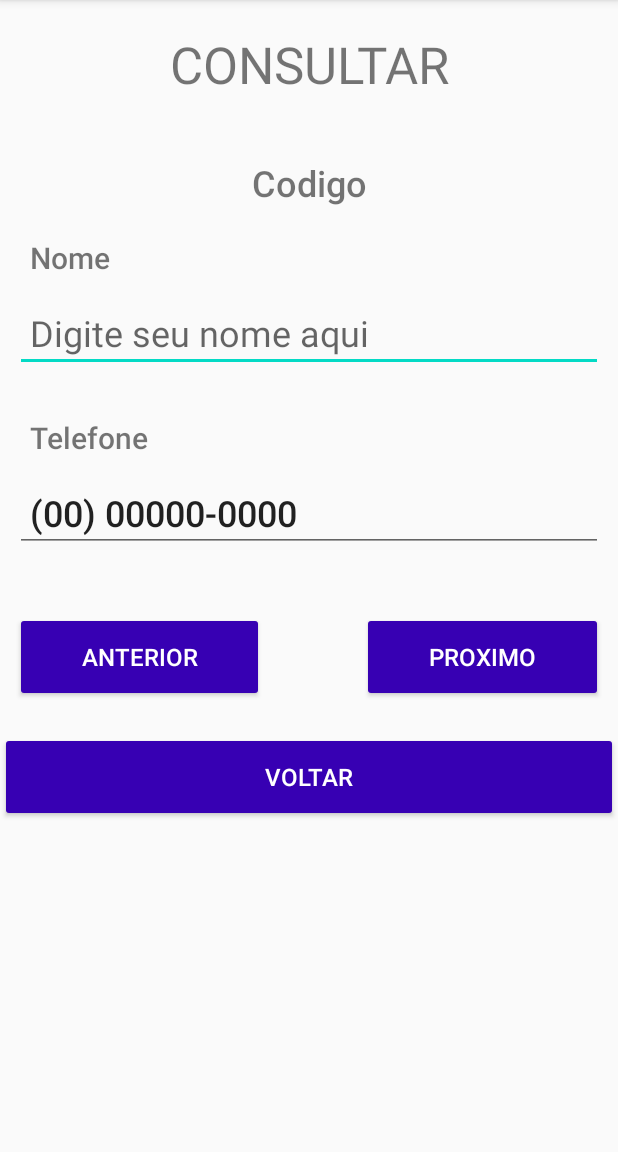
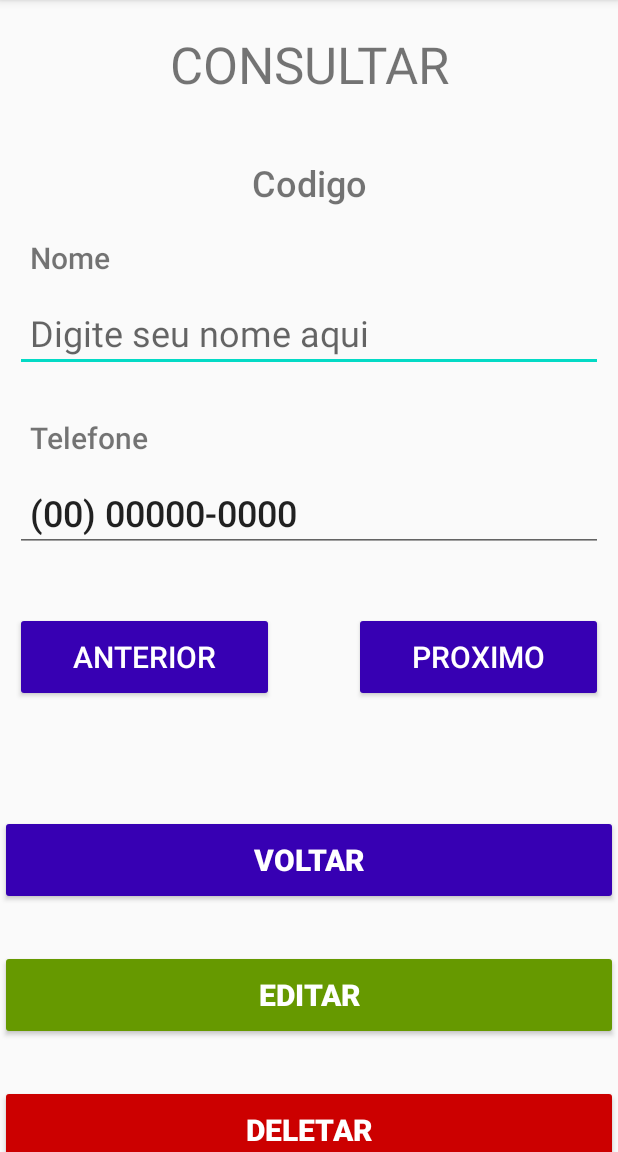
Before and after one commit to CarlosEduardoCampos/Android_App_Agenda, an Android app: the screen it shows after launch (TelaConsulta), after a tap on "CONSULTAR", on a phone screen of 412 x 824 dp, the part 84-1236 px from its top. Run offline under Robolectric (Android 15) with nearby library versions, the phone set to English and light mode, and no system bars.

Commit message:
Termina de criar o CRUD

```diff
--- a/Agenda001/app/src/main/java/com/example/agenda/Contatos.java
+++ b/Agenda001/app/src/main/java/com/example/agenda/Contatos.java
@@ -1,18 +1,37 @@
 package com.example.agenda;
 
 import android.app.Activity;
+import android.content.ContentValues;
 import android.database.Cursor;
 import android.widget.Toast;
 
 public class Contatos {
-    protected String nome;
-    protected String telefone;
-    private Activity act = null;
-    private BancoDados db;
+    // Titulo e nomes das colunas da tabela
+    private final String TITULO_TABELA = "contatos";
+    private final String COLUNA_ID = "id";
+    private final String COLUNA_NOME = "nome";
+    private final String COLUNA_FONE = "fone";
 
+    // Variaveis
+    private Integer id;// Indentificador(unico)
+    protected String nome = "";// nome do contato
+    protected String telefone = "";// telefone do contato
+    private Activity act = null;// tela onde a classe foi chamada
+    private BancoDados db;// Banco de dados da aplicação
+
+    // Metodo costrutor da classe contatos
     public Contatos(Activity activity, BancoDados banco){
         this.act = activity;
         this.db = banco;
+    }
+
+    // GET - SET -> id
+    public void setId(Integer id) {
+        this.id = id;
+    }
+
+    public Integer getId() {
+        return id;
     }
 
     // GET - SET -> nome
@@ -37,10 +56,10 @@ public class Contatos {
     public void criarTabela(){
         try {
             db.abrirTabela(
-            "contatos(" +
-                "id INTERGER PRIMARY KEY," +
-                "nome TEXT," +
-                "fone TEXT" +
+                TITULO_TABELA + "(" +
+                COLUNA_ID + " INTEGER PRIMARY KEY AUTOINCREMENT," +
+                COLUNA_NOME + " TEXT," +
+                COLUNA_FONE + " TEXT" +
                 ");"
             );
         }
@@ -52,18 +71,30 @@ public class Contatos {
         }
     }
 
+    // Apaga a tabela de contatos completamente
+    public void deletarTabela(){
+        db.deletarTabela(TITULO_TABELA);
+    }
+
     // Cadastra um nono contato na agenda
-    public void inserir(Contatos pes, BancoDados db){
+    public void inserir(){
 
         // Verifica se todos os campos estão preenchidos
-        if(pes.nome.equals("") || pes.telefone.equals("")){
+        if(nome.equals("") || telefone.equals(""))
+        {
             CxMsg.erroHumano(act,"Não e possivel realizar cadastro com capos vazios");
             return;
         }
 
-        // Reliza um cadastro no banco de dados
+        // Cadastra um contato no banco de dados
         try{
-            db.inserir("contatos(id, nome, fone) VALUES('" + nome + "', '" + telefone + "')");
+            db.inserir(
+                TITULO_TABELA +"("+
+                COLUNA_NOME +", "+
+                COLUNA_FONE +") VALUES('"+
+                nome +"', '"+
+                telefone +"')"
+            );
         }
         catch (Exception ex){
             CxMsg.erroExecucao(act,"Erro ao tentar cadastrar um novo contato" , ex);
@@ -74,8 +105,46 @@ public class Contatos {
         }
     }
 
+    // Apaga a um contado no banco e dados
+    public void deletar(){
+        try{
+            db.deletar(
+                    TITULO_TABELA,
+                    id
+            );
+        }
+        catch (Exception ex){
+            CxMsg.erroExecucao(act,"Erro ao tentar deletar um contato" , ex);
+        }
+        finally {
+            Toast.makeText(act,"Contato deletado com sucesso",Toast.LENGTH_SHORT).show();
+        }
+    }
+
+    // Edita o contato no banco de dados
+    public void editar(){
+        try{
+            ContentValues valores = new ContentValues();
+            valores.put(COLUNA_NOME, nome);
+            valores.put(COLUNA_FONE, telefone);
+
+            db.editar(
+                    id,
+                    TITULO_TABELA,
+                    valores
+            );
+        }
+        catch (Exception ex){
+            CxMsg.erroExecucao(act,"Erro ao tentar deletar um contato" , ex);
+        }
+        finally {
+            Toast.makeText(act,"Contato deletado com sucesso",Toast.LENGTH_SHORT).show();
+        }
+    }
+
+    // Realiza uma busca de todos os contatos no banco de dados
     public Cursor buscarTodos(){
         db.abrirDB();
-        return db.buscarDados("contatos", new String[]{"id", "nome", "fone"});
+        return db.buscarDados(TITULO_TABELA, new String[]{COLUNA_ID, COLUNA_NOME, COLUNA_FONE});
     }
 }
--- a/Agenda001/app/src/main/res/layout/activity_tela_consulta.xml
+++ b/Agenda001/app/src/main/res/layout/activity_tela_consulta.xml
@@ -86,7 +86,7 @@
 
         <LinearLayout
             android:layout_width="match_parent"
-            android:layout_height="wrap_content"
+            android:layout_height="135dp"
             android:layout_marginBottom="10dp"
             android:orientation="horizontal"
             android:padding="10dp">
@@ -100,7 +100,7 @@
                 android:onClick="anteriorRegistro"
                 android:text="@string/txt_anterior"
                 android:textColor="@color/white"
-                android:textSize="16sp" />
+                android:textSize="20sp" />
 
             <Space
                 android:layout_width="wrap_content"
@@ -116,17 +116,43 @@
                 android:onClick="proximoRegistro"
                 android:text="@string/txt_proximo"
                 android:textColor="@color/white"
-                android:textSize="16sp" />
+                android:textSize="20sp" />
         </LinearLayout>
 
         <Button
             android:id="@+id/btn_voltar"
             android:layout_width="match_parent"
             android:layout_height="60dp"
+            android:layout_marginBottom="30dp"
             android:backgroundTint="@color/purple_700"
             android:onClick="finalizarTela"
             android:text="@string/txt_voltar"
             android:textColor="@color/white"
-            android:textSize="16sp" />
+            android:textSize="20sp"
+            android:textStyle="bold" />
+
+        <Button
+            android:id="@+id/btn_editar"
+            android:layout_width="match_parent"
+            android:layout_height="60dp"
+            android:layout_marginBottom="30dp"
+            android:backgroundTint="@android:color/holo_green_dark"
+            android:onClick="editarContatos"
+            android:text="@string/txt_editar"
+            android:textColor="@color/white"
+            android:textSize="20sp"
+            android:textStyle="bold" />
+
+        <Button
+            android:id="@+id/btn_deletar"
+            android:layout_width="match_parent"
+            android:layout_height="60dp"
+            android:layout_marginBottom="30dp"
+            android:backgroundTint="@android:color/holo_red_dark"
+            android:onClick="deletarContato"
+            android:text="@string/txt_deletar"
+            android:textColor="@color/white"
+            android:textSize="20sp"
+            android:textStyle="bold" />
     </LinearLayout>
 </android.support.constraint.ConstraintLayout>
--- a/Agenda001/app/src/main/res/values/strings.xml
+++ b/Agenda001/app/src/main/res/values/strings.xml
@@ -6,6 +6,8 @@
     <string name="txt_tel">Telefone</string>
     <string name="txt_cod">Codigo</string>
     <string name="txt_gravar">GRAVAR</string>
+    <string name="txt_deletar">DELETAR</string>
+    <string name="txt_editar">EDITAR</string>
     <string name="txt_consutar">CONSULTAR</string>
     <string name="txt_fechar">FECHAR</string>
     <string name="txt_pesquisar">Pesquisar</string>
```
Also changed, not shown: Agenda001/app/src/main/java/com/example/agenda/BancoDados.java (+35 -3 lines), Agenda001/app/src/main/java/com/example/agenda/MainActivity.java (+8 -0 lines), Agenda001/app/src/main/java/com/example/agenda/TelaConsulta.java (+47 -0 lines).
